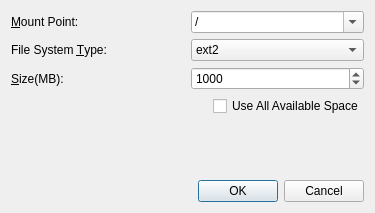
sonald/isoft-os-installer, file libdiskswidget/add.ui: the form before one commit.
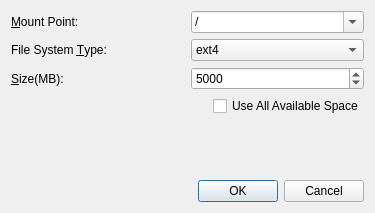
The form after the commit.

Commit message: change spinbox default behavior

Patch:
```diff
--- a/libdiskswidget/add.ui
+++ b/libdiskswidget/add.ui
@@ -86,7 +86,7 @@
        <item>
         <widget class="QComboBox" name="fsType">
          <property name="currentIndex">
-          <number>0</number>
+          <number>2</number>
          </property>
          <item>
           <property name="text">
@@ -138,7 +138,7 @@
           <number>1000000</number>
          </property>
          <property name="value">
-          <number>1000</number>
+          <number>5000</number>
          </property>
         </widget>
        </item>
```
Left out of the diff: 6 changed lines with no effect on the pictures. The commit also changes 1 other file.
